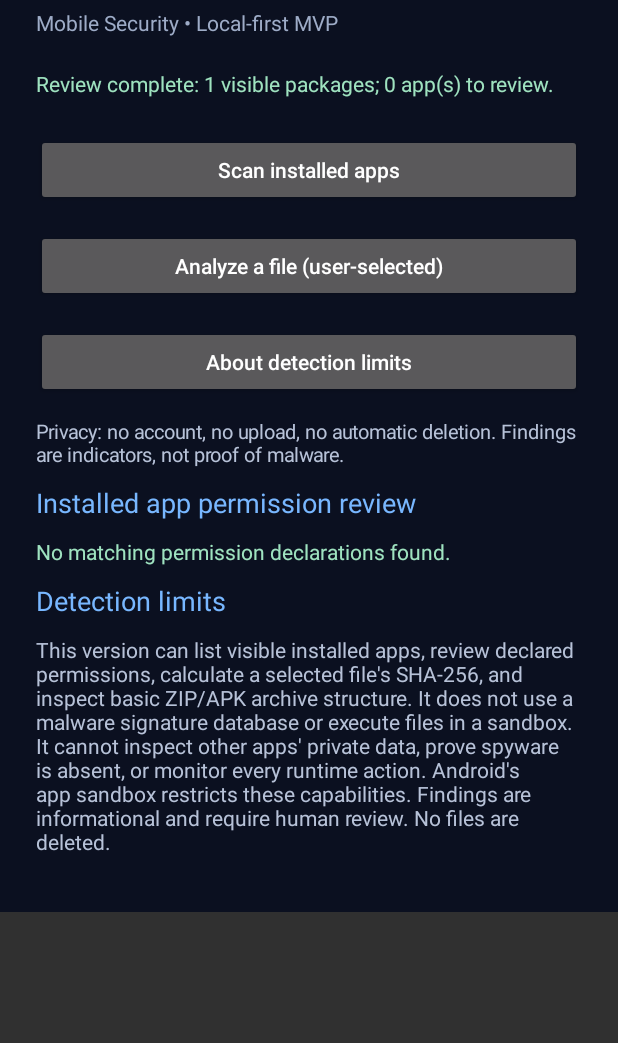
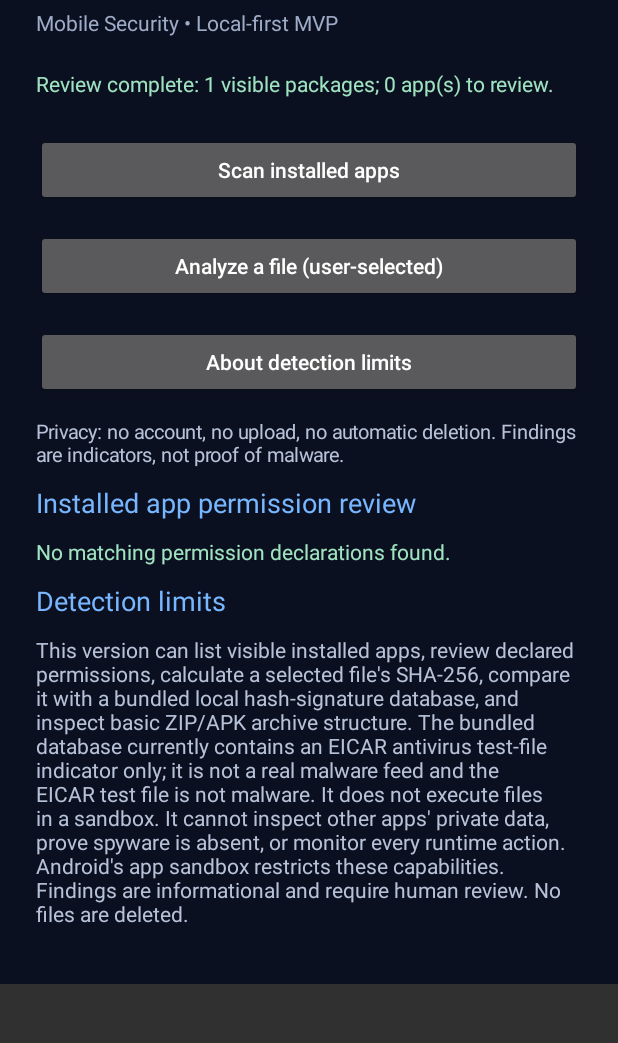
Before and after one commit to safwan762233-lang/sentinel-ai, an Android app: the screen it shows after launch (MainActivity), after a tap on "About detection limits", on a phone screen of 412 x 824 dp, the part 115-1158 px from its top. Run offline under Robolectric (Android 15) with nearby library versions, the phone set to English and light mode, and no system bars; 2 other taps on this screen came first.

Commit message:
Add local hash signature lookup to file analysis

```diff
--- a/app/src/main/java/com/sentinelai/mobile/MainActivity.java
+++ b/app/src/main/java/com/sentinelai/mobile/MainActivity.java
@@ -197,6 +197,7 @@ public class MainActivity extends Activity {
             }
             StringBuilder hex = new StringBuilder();
             for (byte b : digest.digest()) hex.append(String.format(Locale.US, "%02x", b));
+            String signatureMatch = LocalHashSignatures.lookup(this, hex.toString());
 
             boolean zipMagic = firstByte == 0x50 && secondByte == 0x4b;
             boolean apkName = lower.endsWith(".apk");
@@ -257,6 +258,7 @@ public class MainActivity extends Activity {
                     .append("\nSize: ").append(total).append(" bytes")
                     .append("\nSHA-256: ").append(hex)
                     .append("\nContent signature: ").append(zipMagic ? "ZIP-compatible" : "Not recognized as ZIP");
+            result.append("\nLocal hash signature database: ").append(signatureMatch == null ? "No match" : "MATCH — " + signatureMatch);
             result.append("\nAssessment: ").append(level);
             for (String finding : findings) result.append("\n• ").append(finding);
             if (findings.isEmpty()) result.append("\nNo basic structural indicators were found. This does NOT prove the file is safe.");
@@ -275,6 +277,6 @@ public class MainActivity extends Activity {
 
     private void showLimits() {
         heading("Detection limits");
-        content.addView(text("This version can list visible installed apps, review declared permissions, calculate a selected file's SHA-256, and inspect basic ZIP/APK archive structure. It does not use a malware signature database or execute files in a sandbox. It cannot inspect other apps' private data, prove spyware is absent, or monitor every runtime action. Android's app sandbox restricts these capabilities. Findings are informational and require human review. No files are deleted.", 14, 0xFFB7C2D8));
+        content.addView(text("This version can list visible installed apps, review declared permissions, calculate a selected file's SHA-256, compare it with a bundled local hash-signature database, and inspect basic ZIP/APK archive structure. The bundled database currently contains an EICAR antivirus test-file indicator only; it is not a real malware feed and the EICAR test file is not malware. It does not execute files in a sandbox. It cannot inspect other apps' private data, prove spyware is absent, or monitor every runtime action. Android's app sandbox restricts these capabilities. Findings are informational and require human review. No files are deleted.", 14, 0xFFB7C2D8));
     }
 }
```
